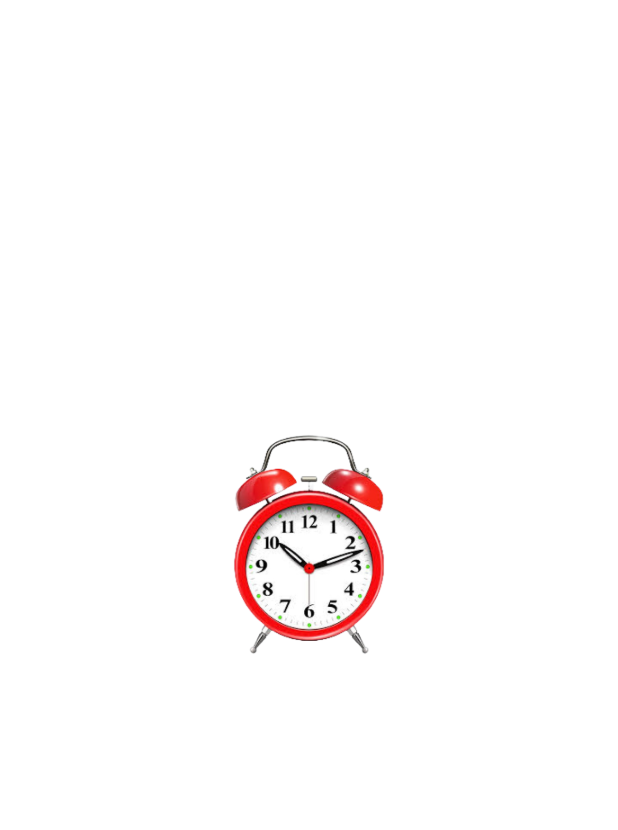
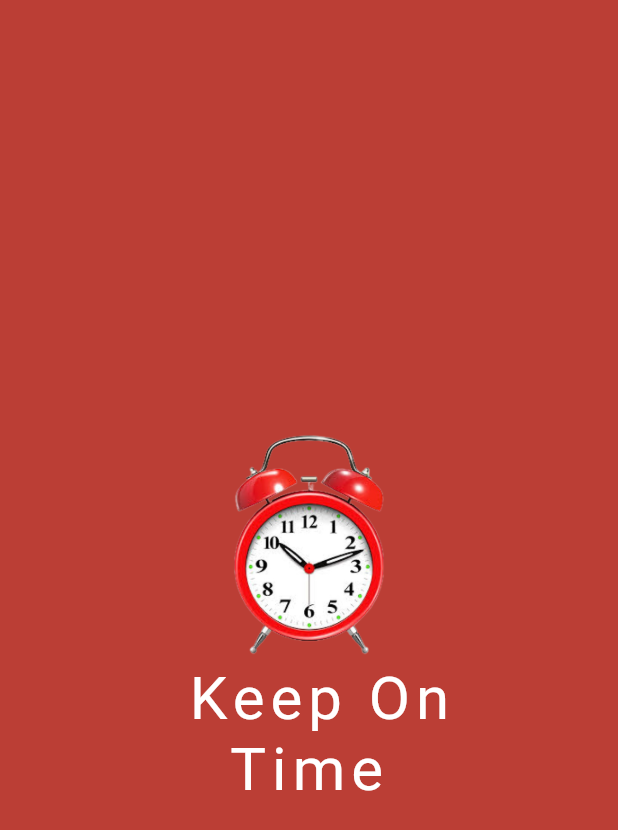
Before and after one commit to Rohankhan5990/Todo-List-app, a Flutter app: the FiA3RohanSplasher screen opened directly, on a phone screen of 412 x 824 dp. Shown: the top 830 px of the screen. Run offline on Flutter 3.47's test engine with Material 2 defaults, Android fonts, the light colour scheme and no system bars; our stand-ins replace cloud_firestore, firebase_core; accounts and stored records are empty; Roboto replaces fonts that are missing (Rubik Medium).

Commit message:
Splash screen done..!

```diff
--- a/lib/screens/fi_a3_rohan_splash.dart
+++ b/lib/screens/fi_a3_rohan_splash.dart
@@ -1,14 +1,11 @@
 import 'dart:async';
-import 'dart:html';
 import 'package:fi_a3_rohan/utlis/fi_a3_rohan_constants.dart';
 import 'package:fi_a3_rohan/utlis/fi_a3_rohan_images.dart';
 import 'package:flutter/material.dart';
-
 import 'fi_a3_rohan_login.dart';
 
 class FiA3RohanSplasher extends StatefulWidget {
   const FiA3RohanSplasher({super.key});
-
   @override
   State<FiA3RohanSplasher> createState() => _FiA3RohanSplasherState();
 }
@@ -27,7 +24,7 @@ class _FiA3RohanSplasherState extends State<FiA3RohanSplasher> {
   @override
   Widget build(BuildContext context) {
     return const Scaffold(
-      backgroundColor: Colors.white,
+      backgroundColor: Color.fromARGB(255, 187, 62, 53),
       body: Center(
         child: Column(
           mainAxisAlignment: MainAxisAlignment.center,
@@ -39,21 +36,25 @@ class _FiA3RohanSplasherState extends State<FiA3RohanSplasher> {
               image: AssetImage(FiA3RohanImages.clock),
             ),
             FiA3RohanSizedBox.height5,
-            Text.rich(TextSpan(
+            Text.rich(
+              TextSpan(
                 text: ' Keep On\n',
                 style: TextStyle(
                     fontSize: 40,
                     letterSpacing: 4,
                     fontFamily: 'Rubik Medium',
-                    color: Colors.white54),
+                    color: Colors.white),
                 children: <InlineSpan>[
                   TextSpan(
-                      text: '   Time',
-                      style: TextStyle(
-                          fontSize: 40,
-                          fontFamily: 'Rubik Medium',
-                          color: Colors.white)),
-                ])),
+                    text: '   Time',
+                    style: TextStyle(
+                        fontSize: 40,
+                        fontFamily: 'Rubik Medium',
+                        color: Colors.white),
+                  ),
+                ],
+              ),
+            ),
           ],
         ),
       ),
```
